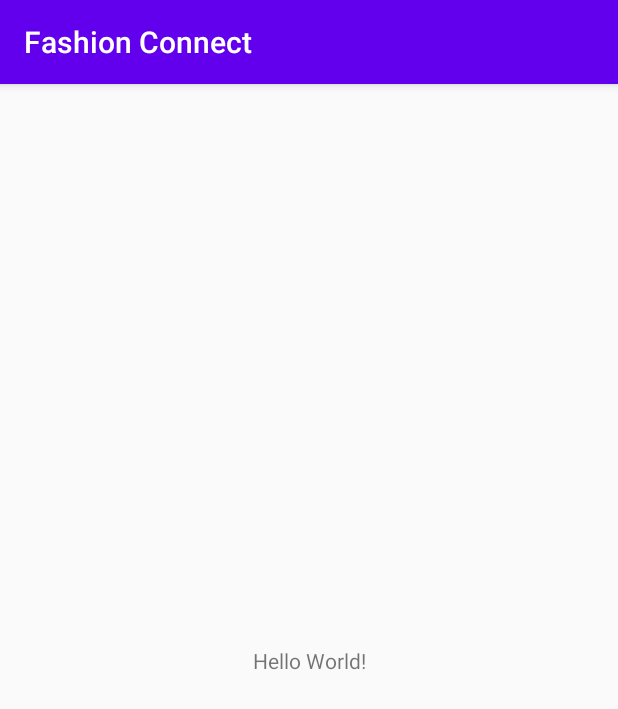
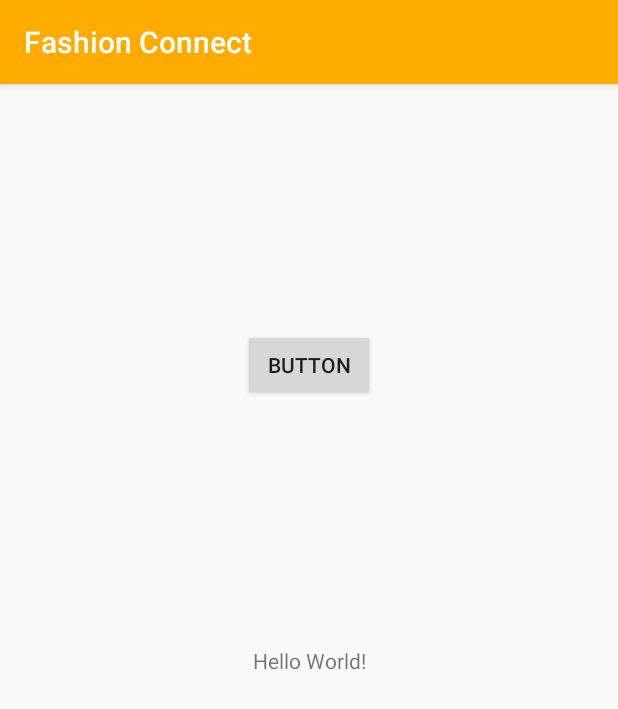
Before and after one commit to jvalderrama16/Hackaton, an Android app: the screen it shows after launch (MainActivity), on a phone screen of 412 x 824 dp. Shown: the top 709 px of the screen. Run offline under Robolectric (Android 15) with nearby library versions, the phone set to English and light mode, and no system bars.

Commit message:
Cambios de los colores

```diff
--- a/app/src/main/res/layout/activity_main.xml
+++ b/app/src/main/res/layout/activity_main.xml
@@ -7,6 +7,7 @@
     tools:context=".MainActivity">
 
     <TextView
+        android:id="@+id/textView"
         android:layout_width="wrap_content"
         android:layout_height="wrap_content"
         android:text="Hello World!"
@@ -15,4 +16,14 @@
         app:layout_constraintRight_toRightOf="parent"
         app:layout_constraintTop_toTopOf="parent" />
 
+    <Button
+        android:id="@+id/button"
+        android:layout_width="wrap_content"
+        android:layout_height="wrap_content"
+        android:text="Button"
+        app:layout_constraintBottom_toTopOf="@+id/textView"
+        app:layout_constraintEnd_toEndOf="parent"
+        app:layout_constraintStart_toStartOf="parent"
+        app:layout_constraintTop_toTopOf="parent" />
+
 </androidx.constraintlayout.widget.ConstraintLayout>
--- a/app/src/main/res/values/colors.xml
+++ b/app/src/main/res/values/colors.xml
@@ -1,6 +1,6 @@
 <?xml version="1.0" encoding="utf-8"?>
 <resources>
-    <color name="colorPrimary">#6200EE</color>
-    <color name="colorPrimaryDark">#3700B3</color>
-    <color name="colorAccent">#03DAC5</color>
+    <color name="colorPrimary">#ffab00</color>
+    <color name="colorPrimaryDark">#ffdd4b</color>
+    <color name="colorAccent">#c67c00</color>
 </resources>
```
